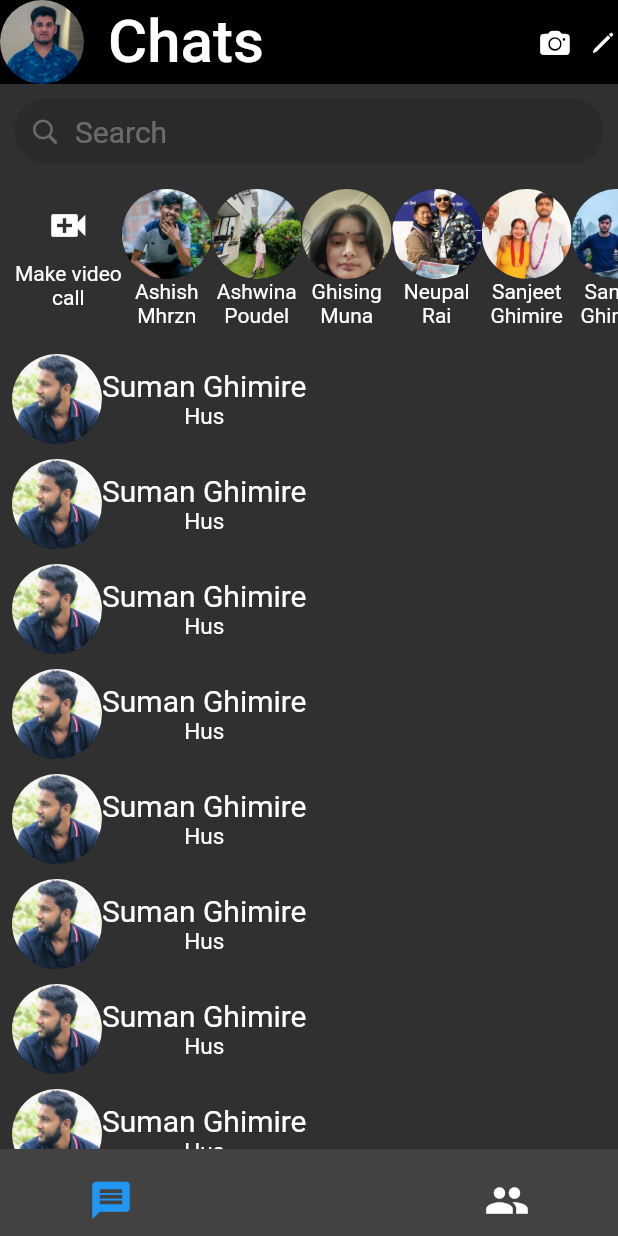
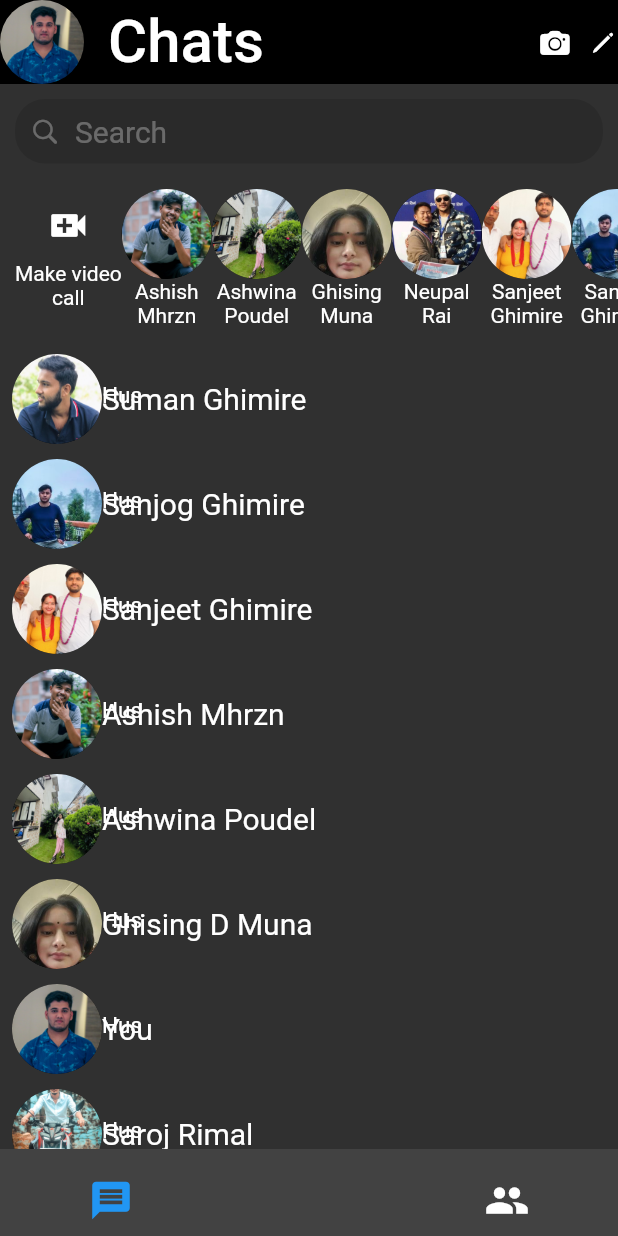
Before and after one commit to sandesh101/Messenger-UI, a Flutter app: the screen it shows after launch, on a phone screen of 412 x 824 dp. Run offline on Flutter 3.47's test engine with Material 2 defaults, Android fonts, the phone set to English and light mode, and no system bars.

Commit message:
Fix: Messages

```diff
--- a/lib/Widgets/mainChats.dart
+++ b/lib/Widgets/mainChats.dart
@@ -10,8 +10,7 @@ class MainChats extends StatelessWidget {
             radius: 30,
             backgroundImage: AssetImage(image),
           ),
-          Column(
-            mainAxisAlignment: MainAxisAlignment.start,
+          Stack(
             children: [
               Text(
                 name,
@@ -35,13 +34,13 @@ class MainChats extends StatelessWidget {
       child: ListView(
         children: [
           peopleChat('assets/images/Suman.jpg', 'Suman Ghimire', 'Hus'),
-          peopleChat('assets/images/Suman.jpg', 'Suman Ghimire', 'Hus'),
-          peopleChat('assets/images/Suman.jpg', 'Suman Ghimire', 'Hus'),
-          peopleChat('assets/images/Suman.jpg', 'Suman Ghimire', 'Hus'),
-          peopleChat('assets/images/Suman.jpg', 'Suman Ghimire', 'Hus'),
-          peopleChat('assets/images/Suman.jpg', 'Suman Ghimire', 'Hus'),
-          peopleChat('assets/images/Suman.jpg', 'Suman Ghimire', 'Hus'),
-          peopleChat('assets/images/Suman.jpg', 'Suman Ghimire', 'Hus'),
+          peopleChat('assets/images/Sanjog.jpg', 'Sanjog Ghimire', 'Hus'),
+          peopleChat('assets/images/Sanjeet.jpg', 'Sanjeet Ghimire', 'Hus'),
+          peopleChat('assets/images/Ashish.jpg', 'Ashish Mhrzn', 'Hus'),
+          peopleChat('assets/images/Ashwina.jpg', 'Ashwina Poudel', 'Hus'),
+          peopleChat('assets/images/Muna.jpg', 'Ghising D Muna', 'Hus'),
+          peopleChat('assets/images/ProfilePicture.jpg', 'You', 'Hus'),
+          peopleChat('assets/images/Saroj.jpg', 'Saroj Rimal', 'Hus'),
         ],
       ),
     );
```
